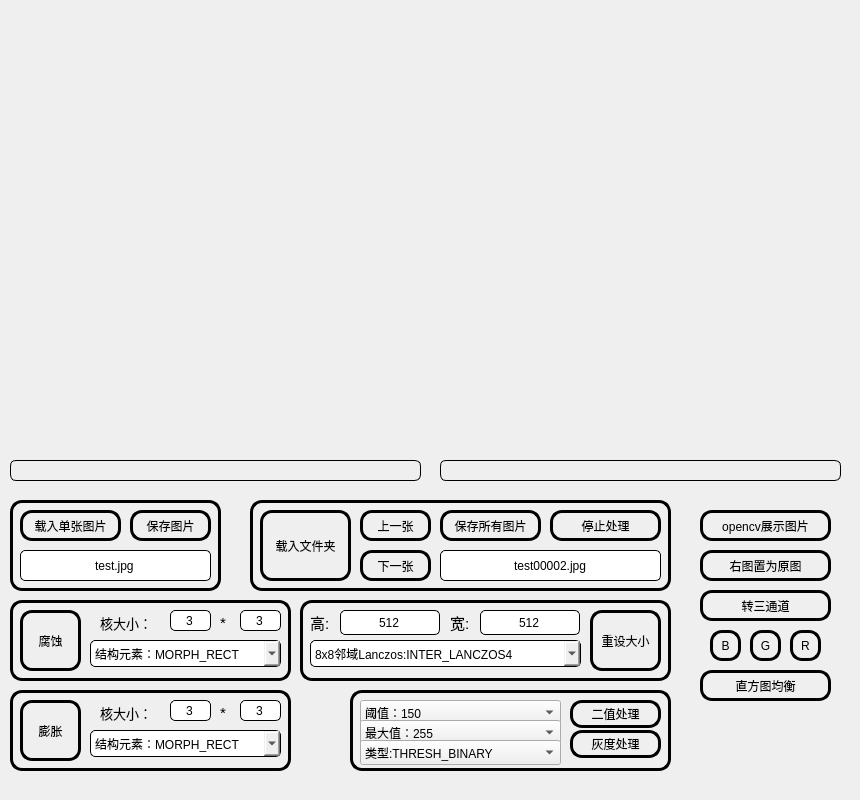
This is imageshow/mainwindow.ui in liuqi34584/opencv_improcessing_tool as Qt 5 draws it before an edit. The edited form follows.
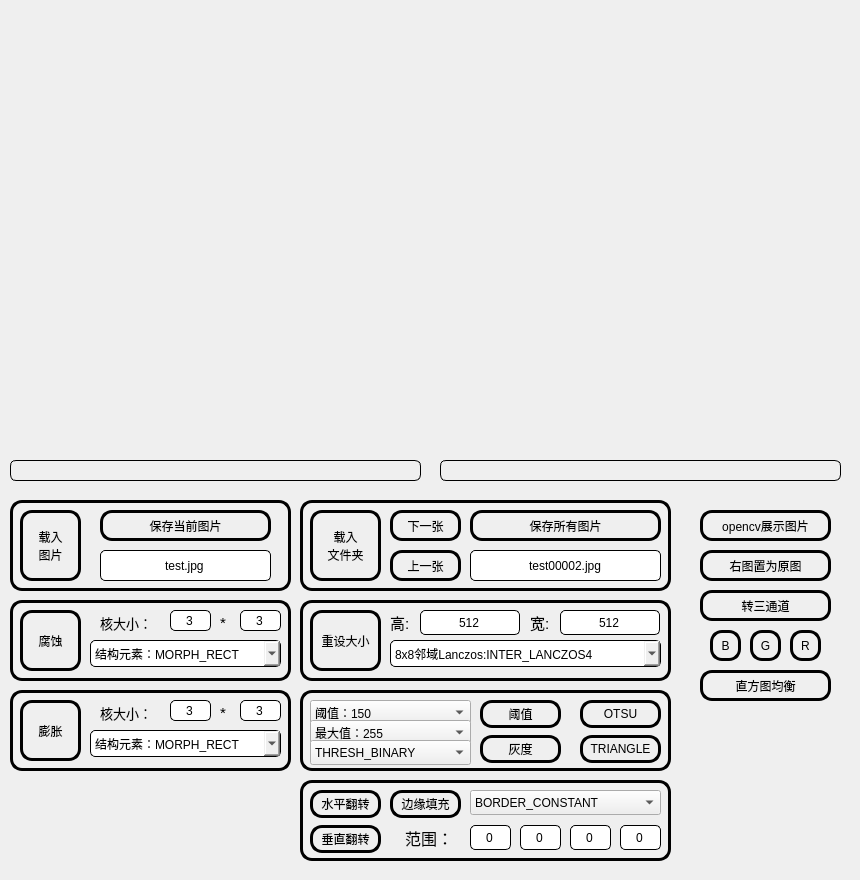
This is the edited form. Icons and pictures are not drawn.

Commit message: 增加了翻转，填充模块

Diff of the .ui file:
```diff
--- a/imageshow/mainwindow.ui
+++ b/imageshow/mainwindow.ui
@@ -7,7 +7,7 @@
     <x>0</x>
     <y>0</y>
     <width>860</width>
-    <height>800</height>
+    <height>880</height>
    </rect>
   </property>
   <property name="minimumSize">
@@ -35,8 +35,8 @@
      <rect>
       <x>20</x>
       <y>510</y>
-      <width>101</width>
-      <height>31</height>
+      <width>61</width>
+      <height>71</height>
      </rect>
     </property>
     <property name="styleSheet">
@@ -44,7 +44,8 @@
 border:3px solid black;</string>
     </property>
     <property name="text">
-     <string>载入单张图片</string>
+     <string>载入
+图片</string>
     </property>
    </widget>
    <widget class="QLabel" name="newimage">
@@ -85,9 +86,9 @@
    <widget class="QPushButton" name="pushButton_twovalue">
     <property name="geometry">
      <rect>
-      <x>570</x>
+      <x>480</x>
       <y>700</y>
-      <width>91</width>
+      <width>81</width>
       <height>28</height>
      </rect>
     </property>
@@ -96,7 +97,7 @@
 border:3px solid black;</string>
     </property>
     <property name="text">
-     <string>二值处理</string>
+     <string>阈值</string>
     </property>
    </widget>
    <widget class="QLabel" name="image">
@@ -128,9 +129,9 @@
    <widget class="QLabel" name="twovalue">
     <property name="geometry">
      <rect>
-      <x>350</x>
+      <x>300</x>
       <y>690</y>
-      <width>321</width>
+      <width>371</width>
       <height>81</height>
      </rect>
     </property>
@@ -154,9 +155,9 @@
    <widget class="QComboBox" name="cBox_twovalue_threshold_value">
     <property name="geometry">
      <rect>
-      <x>360</x>
+      <x>310</x>
       <y>700</y>
-      <width>201</width>
+      <width>161</width>
       <height>25</height>
      </rect>
     </property>
@@ -1464,9 +1465,9 @@
    <widget class="QComboBox" name="cBox_twovalue_threshold_max">
     <property name="geometry">
      <rect>
-      <x>360</x>
+      <x>310</x>
       <y>720</y>
-      <width>201</width>
+      <width>161</width>
       <height>25</height>
      </rect>
     </property>
@@ -2757,15 +2758,15 @@
    <widget class="QComboBox" name="cBox_twovalue_threshold_mode">
     <property name="geometry">
      <rect>
-      <x>360</x>
+      <x>310</x>
       <y>740</y>
-      <width>201</width>
+      <width>161</width>
       <height>25</height>
      </rect>
     </property>
     <item>
      <property name="text">
-      <string>类型:THRESH_BINARY</string>
+      <string>THRESH_BINARY</string>
      </property>
     </item>
     <item>
@@ -2812,9 +2813,9 @@
    <widget class="QPushButton" name="pB_dirs_load">
     <property name="geometry">
      <rect>
-      <x>260</x>
+      <x>310</x>
       <y>510</y>
-      <width>91</width>
+      <width>71</width>
       <height>71</height>
      </rect>
     </property>
@@ -2823,15 +2824,16 @@
 border:3px solid black;</string>
     </property>
     <property name="text">
-     <string>载入文件夹</string>
+     <string>载入
+文件夹</string>
     </property>
    </widget>
    <widget class="QPushButton" name="pB_dir_save">
     <property name="geometry">
      <rect>
-      <x>130</x>
+      <x>100</x>
       <y>510</y>
-      <width>81</width>
+      <width>171</width>
       <height>31</height>
      </rect>
     </property>
@@ -2840,15 +2842,15 @@
 border:3px solid black;</string>
     </property>
     <property name="text">
-     <string>保存图片</string>
+     <string>保存当前图片</string>
     </property>
    </widget>
    <widget class="QPushButton" name="pushButton_twovalue_gray">
     <property name="geometry">
      <rect>
-      <x>570</x>
-      <y>730</y>
-      <width>91</width>
+      <x>480</x>
+      <y>735</y>
+      <width>81</width>
       <height>28</height>
      </rect>
     </property>
@@ -2857,7 +2859,7 @@
 border:3px solid black;</string>
     </property>
     <property name="text">
-     <string>灰度处理</string>
+     <string>灰度</string>
     </property>
    </widget>
    <widget class="QPushButton" name="pB_turn_image">
@@ -2880,7 +2882,7 @@
    <widget class="QPushButton" name="pB_resize">
     <property name="geometry">
      <rect>
-      <x>590</x>
+      <x>310</x>
       <y>610</y>
       <width>71</width>
       <height>61</height>
@@ -2897,7 +2899,7 @@
    <widget class="QLineEdit" name="lineEdit_resize_hight">
     <property name="geometry">
      <rect>
-      <x>340</x>
+      <x>420</x>
       <y>610</y>
       <width>100</width>
       <height>25</height>
@@ -2917,7 +2919,7 @@
    <widget class="QLineEdit" name="lineEdit_resize_width">
     <property name="geometry">
      <rect>
-      <x>480</x>
+      <x>560</x>
       <y>610</y>
       <width>100</width>
       <height>25</height>
@@ -2937,7 +2939,7 @@
    <widget class="QLabel" name="label_resize_gao">
     <property name="geometry">
      <rect>
-      <x>310</x>
+      <x>390</x>
       <y>610</y>
       <width>25</width>
       <height>25</height>
@@ -2958,7 +2960,7 @@
    <widget class="QLabel" name="label_resize_kuan">
     <property name="geometry">
      <rect>
-      <x>450</x>
+      <x>530</x>
       <y>610</y>
       <width>25</width>
       <height>25</height>
@@ -2979,7 +2981,7 @@
    <widget class="QComboBox" name="cBox_resize_mode">
     <property name="geometry">
      <rect>
-      <x>310</x>
+      <x>390</x>
       <y>640</y>
       <width>271</width>
       <height>27</height>
@@ -3040,7 +3042,7 @@
      <rect>
       <x>10</x>
       <y>500</y>
-      <width>211</width>
+      <width>281</width>
       <height>91</height>
      </rect>
     </property>
@@ -3064,9 +3066,9 @@
    <widget class="QLabel" name="dirs">
     <property name="geometry">
      <rect>
-      <x>250</x>
+      <x>300</x>
       <y>500</y>
-      <width>421</width>
+      <width>371</width>
       <height>91</height>
      </rect>
     </property>
@@ -3090,8 +3092,8 @@
    <widget class="QPushButton" name="pB_dirs_next">
     <property name="geometry">
      <rect>
-      <x>360</x>
-      <y>550</y>
+      <x>390</x>
+      <y>510</y>
       <width>71</width>
       <height>31</height>
      </rect>
@@ -3107,8 +3109,8 @@
    <widget class="QPushButton" name="pB_dirs_pre">
     <property name="geometry">
      <rect>
-      <x>360</x>
-      <y>510</y>
+      <x>390</x>
+      <y>550</y>
       <width>71</width>
       <height>31</height>
      </rect>
@@ -3124,9 +3126,9 @@
    <widget class="QPushButton" name="pB_dirs_save_all">
     <property name="geometry">
      <rect>
-      <x>440</x>
+      <x>470</x>
       <y>510</y>
-      <width>101</width>
+      <width>191</width>
       <height>31</height>
      </rect>
     </property>
@@ -3138,29 +3140,12 @@
      <string>保存所有图片</string>
     </property>
    </widget>
-   <widget class="QPushButton" name="pB_dirs_stop">
-    <property name="geometry">
-     <rect>
-      <x>550</x>
-      <y>510</y>
-      <width>111</width>
-      <height>31</height>
-     </rect>
-    </property>
-    <property name="styleSheet">
-     <string notr="true">border-radius: 12px;
-border:3px solid black;</string>
-    </property>
-    <property name="text">
-     <string>停止处理</string>
-    </property>
-   </widget>
    <widget class="QLineEdit" name="lineEdit_dir_filename">
     <property name="geometry">
      <rect>
-      <x>20</x>
+      <x>100</x>
       <y>550</y>
-      <width>191</width>
+      <width>171</width>
       <height>31</height>
      </rect>
     </property>
@@ -3178,9 +3163,9 @@
    <widget class="QLineEdit" name="lineEdit_dirs_filename">
     <property name="geometry">
      <rect>
-      <x>440</x>
+      <x>470</x>
       <y>550</y>
-      <width>221</width>
+      <width>191</width>
       <height>31</height>
      </rect>
     </property>
@@ -3616,6 +3601,254 @@
      <string>直方图均衡</string>
     </property>
    </widget>
+   <widget class="QPushButton" name="pushButton_twovalue_triangle">
+    <property name="geometry">
+     <rect>
+      <x>580</x>
+      <y>735</y>
+      <width>81</width>
+      <height>28</height>
+     </rect>
+    </property>
+    <property name="styleSheet">
+     <string notr="true">border-radius: 12px;
+border:3px solid black;</string>
+    </property>
+    <property name="text">
+     <string>TRIANGLE</string>
+    </property>
+   </widget>
+   <widget class="QPushButton" name="pushButton_twovalue_otsu">
+    <property name="geometry">
+     <rect>
+      <x>580</x>
+      <y>700</y>
+      <width>81</width>
+      <height>28</height>
+     </rect>
+    </property>
+    <property name="styleSheet">
+     <string notr="true">border-radius: 12px;
+border:3px solid black;</string>
+    </property>
+    <property name="text">
+     <string>OTSU</string>
+    </property>
+   </widget>
+   <widget class="QPushButton" name="pB_flip_horizontal">
+    <property name="geometry">
+     <rect>
+      <x>310</x>
+      <y>790</y>
+      <width>71</width>
+      <height>28</height>
+     </rect>
+    </property>
+    <property name="styleSheet">
+     <string notr="true">border-radius: 12px;
+border:3px solid black;</string>
+    </property>
+    <property name="text">
+     <string>水平翻转</string>
+    </property>
+   </widget>
+   <widget class="QPushButton" name="pB_flip_vertical">
+    <property name="geometry">
+     <rect>
+      <x>310</x>
+      <y>825</y>
+      <width>71</width>
+      <height>28</height>
+     </rect>
+    </property>
+    <property name="styleSheet">
+     <string notr="true">border-radius: 12px;
+border:3px solid black;</string>
+    </property>
+    <property name="text">
+     <string>垂直翻转</string>
+    </property>
+   </widget>
+   <widget class="QLabel" name="flip_padding">
+    <property name="geometry">
+     <rect>
+      <x>300</x>
+      <y>780</y>
+      <width>371</width>
+      <height>81</height>
+     </rect>
+    </property>
+    <property name="styleSheet">
+     <string notr="true">border-radius: 12px;
+border:3px solid black;</string>
+    </property>
+    <property name="text">
+     <string/>
+    </property>
+   </widget>
+   <widget class="QPushButton" name="pB_padding">
+    <property name="geometry">
+     <rect>
+      <x>390</x>
+      <y>790</y>
+      <width>71</width>
+      <height>28</height>
+     </rect>
+    </property>
+    <property name="styleSheet">
+     <string notr="true">border-radius: 12px;
+border:3px solid black;</string>
+    </property>
+    <property name="text">
+     <string>边缘填充</string>
+    </property>
+   </widget>
+   <widget class="QComboBox" name="cBox_padding_mode">
+    <property name="geometry">
+     <rect>
+      <x>470</x>
+      <y>790</y>
+      <width>191</width>
+      <height>25</height>
+     </rect>
+    </property>
+    <property name="mouseTracking">
+     <bool>true</bool>
+    </property>
+    <item>
+     <property name="text">
+      <string>BORDER_CONSTANT</string>
+     </property>
+    </item>
+    <item>
+     <property name="text">
+      <string>BORDER_REPLICATE</string>
+     </property>
+    </item>
+    <item>
+     <property name="text">
+      <string>BORDER_REFLECT</string>
+     </property>
+    </item>
+    <item>
+     <property name="text">
+      <string>BORDER_WRAP</string>
+     </property>
+    </item>
+    <item>
+     <property name="text">
+      <string>BORDER_REFLECT_101</string>
+     </property>
+    </item>
+    <item>
+     <property name="text">
+      <string>BORDER_ISOLATED</string>
+     </property>
+    </item>
+   </widget>
+   <widget class="QLineEdit" name="lineEdit_padding_top">
+    <property name="geometry">
+     <rect>
+      <x>470</x>
+      <y>825</y>
+      <width>41</width>
+      <height>25</height>
+     </rect>
+    </property>
+    <property name="styleSheet">
+     <string notr="true">border-radius: 5px;
+border:1px solid black;</string>
+    </property>
+    <property name="text">
+     <string>0</string>
+    </property>
+    <property name="alignment">
+     <set>Qt::AlignCenter</set>
+    </property>
+   </widget>
+   <widget class="QLineEdit" name="lineEdit_padding_bottom">
+    <property name="geometry">
+     <rect>
+      <x>520</x>
+      <y>825</y>
+      <width>41</width>
+      <height>25</height>
+     </rect>
+    </property>
+    <property name="styleSheet">
+     <string notr="true">border-radius: 5px;
+border:1px solid black;</string>
+    </property>
+    <property name="text">
+     <string>0</string>
+    </property>
+    <property name="alignment">
+     <set>Qt::AlignCenter</set>
+    </property>
+   </widget>
+   <widget class="QLineEdit" name="lineEdit_padding_left">
+    <property name="geometry">
+     <rect>
+      <x>570</x>
+      <y>825</y>
+      <width>41</width>
+      <height>25</height>
+     </rect>
+    </property>
+    <property name="styleSheet">
+     <string notr="true">border-radius: 5px;
+border:1px solid black;</string>
+    </property>
+    <property name="text">
+     <string>0</string>
+    </property>
+    <property name="alignment">
+     <set>Qt::AlignCenter</set>
+    </property>
+   </widget>
+   <widget class="QLineEdit" name="lineEdit_padding_right">
+    <property name="geometry">
+     <rect>
+      <x>620</x>
+      <y>825</y>
+      <width>41</width>
+      <height>25</height>
+     </rect>
+    </property>
+    <property name="styleSheet">
+     <string notr="true">border-radius: 5px;
+border:1px solid black;</string>
+    </property>
+    <property name="text">
+     <string>0</string>
+    </property>
+    <property name="alignment">
+     <set>Qt::AlignCenter</set>
+    </property>
+   </widget>
+   <widget class="QLabel" name="label_paddling">
+    <property name="geometry">
+     <rect>
+      <x>405</x>
+      <y>825</y>
+      <width>51</width>
+      <height>25</height>
+     </rect>
+    </property>
+    <property name="font">
+     <font>
+      <family>Agency FB</family>
+      <pointsize>12</pointsize>
+     </font>
+    </property>
+    <property name="styleSheet">
+     <string notr="true"/>
+    </property>
+    <property name="text">
+     <string>范围：</string>
+    </property>
+   </widget>
+   <zorder>flip_padding</zorder>
    <zorder>dilate</zorder>
    <zorder>erode</zorder>
    <zorder>dir</zorder>
```
Left out of the diff: 38 changed lines with no effect on the pictures. The commit also changes 13 other files.
